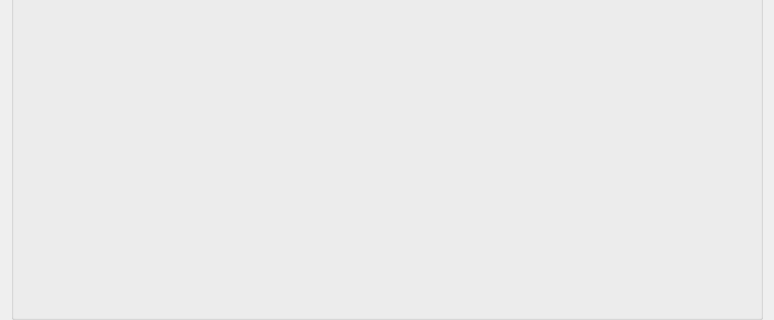
The window that CleverManager/common/logcom/logcomwid.ui (ChinaClever/CleverManagerV3) describes before a commit, drawn with Qt 5; both pictures show x 0 to 774 and y 225 to 545 of the 774 by 545 pixel window.
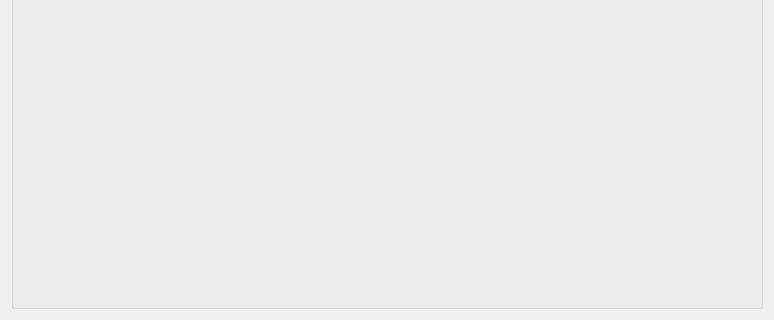
The same window after the commit.

Diff of the .ui file:
```diff
--- a/CleverManager/common/logcom/logcomwid.ui
+++ b/CleverManager/common/logcom/logcomwid.ui
@@ -14,9 +14,6 @@
    <string>Form</string>
   </property>
   <layout class="QGridLayout" name="gridLayout">
-   <property name="bottomMargin">
-    <number>0</number>
-   </property>
    <item row="0" column="0">
     <widget class="QGroupBox" name="groupBox">
      <property name="font">
@@ -45,7 +42,7 @@
         </property>
        </widget>
       </item>
-      <item row="0" column="1">
+      <item row="0" column="1" rowspan="2">
        <widget class="QWidget" name="widget" native="true"/>
       </item>
       <item row="1" column="1">
```
Left out of the diff: 16 changed lines with no effect on the pictures.
